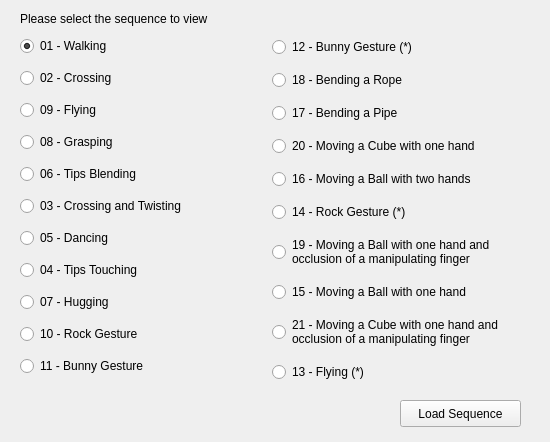
First picture: the form in ui/sequenceselector.ui, repository cvlabbonn/hands_3d_motion_viewer, before the edit.
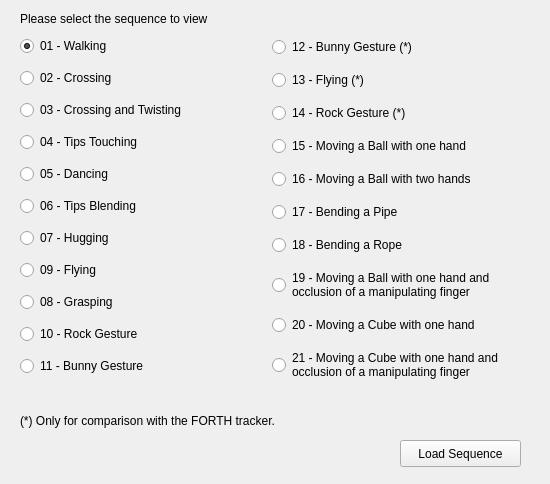
Second picture: the form after the edit.

Commit message: Fix bug in load path button

Diff of the .ui file:
```diff
--- a/ui/sequenceselector.ui
+++ b/ui/sequenceselector.ui
@@ -7,7 +7,7 @@
     <x>0</x>
     <y>0</y>
     <width>550</width>
-    <height>442</height>
+    <height>484</height>
    </rect>
   </property>
   <property name="windowTitle">
@@ -17,7 +17,7 @@
    <property name="geometry">
     <rect>
      <x>400</x>
-     <y>400</y>
+     <y>440</y>
      <width>121</width>
      <height>27</height>
     </rect>
@@ -39,6 +39,22 @@
     <string>Please select the sequence to view</string>
    </property>
   </widget>
+  <widget class="QLabel" name="label_2">
+   <property name="geometry">
+    <rect>
+     <x>20</x>
+     <y>400</y>
+     <width>481</width>
+     <height>41</height>
+    </rect>
+   </property>
+   <property name="text">
+    <string>(*) Only for comparison with the FORTH tracker.</string>
+   </property>
+   <property name="wordWrap">
+    <bool>true</bool>
+   </property>
+  </widget>
   <widget class="QWidget" name="">
    <property name="geometry">
     <rect>
@@ -68,27 +84,6 @@
         </property>
        </widget>
       </item>
-      <item>
-       <widget class="QRadioButton" name="sequenceRadio_09">
-        <property name="text">
-         <string>09 - Flying</string>
-        </property>
-       </widget>
-      </item>
-      <item>
-       <widget class="QRadioButton" name="sequenceRadio_08">
-        <property name="text">
-         <string>08 - Grasping</string>
-        </property>
-       </widget>
-      </item>
-      <item>
-       <widget class="QRadioButton" name="sequenceRadio_06">
-        <property name="text">
-         <string>06 - Tips Blending</string>
-        </property>
-       </widget>
-      </item>
       <item>
        <widget class="QRadioButton" name="sequenceRadio_03">
         <property name="text">
@@ -96,13 +91,6 @@
         </property>
        </widget>
       </item>
-      <item>
-       <widget class="QRadioButton" name="sequenceRadio_05">
-        <property name="text">
-         <string>05 - Dancing</string>
-        </property>
-       </widget>
-      </item>
       <item>
        <widget class="QRadioButton" name="sequenceRadio_04">
         <property name="text">
@@ -110,6 +98,20 @@
         </property>
        </widget>
       </item>
+      <item>
+       <widget class="QRadioButton" name="sequenceRadio_05">
+        <property name="text">
+         <string>05 - Dancing</string>
+        </property>
+       </widget>
+      </item>
+      <item>
+       <widget class="QRadioButton" name="sequenceRadio_06">
+        <property name="text">
+         <string>06 - Tips Blending</string>
+        </property>
+       </widget>
+      </item>
       <item>
        <widget class="QRadioButton" name="sequenceRadio_07">
         <property name="text">
@@ -117,6 +119,20 @@
         </property>
        </widget>
       </item>
+      <item>
+       <widget class="QRadioButton" name="sequenceRadio_09">
+        <property name="text">
+         <string>09 - Flying</string>
+        </property>
+       </widget>
+      </item>
+      <item>
+       <widget class="QRadioButton" name="sequenceRadio_08">
+        <property name="text">
+         <string>08 - Grasping</string>
+        </property>
+       </widget>
+      </item>
       <item>
        <widget class="QRadioButton" name="sequenceRadio_10">
         <property name="text">
@@ -143,30 +159,9 @@
        </widget>
       </item>
       <item>
-       <widget class="QRadioButton" name="sequenceRadio_18">
+       <widget class="QRadioButton" name="sequenceRadio_13">
         <property name="text">
-         <string>18 - Bending a Rope</string>
-        </property>
-       </widget>
-      </item>
-      <item>
-       <widget class="QRadioButton" name="sequenceRadio_17">
-        <property name="text">
-         <string>17 - Bending a Pipe</string>
-        </property>
-       </widget>
-      </item>
-      <item>
-       <widget class="QRadioButton" name="sequenceRadio_20">
-        <property name="text">
-         <string>20 - Moving a Cube with one hand</string>
-        </property>
-       </widget>
-      </item>
-      <item>
-       <widget class="QRadioButton" name="sequenceRadio_16">
-        <property name="text">
-         <string>16 - Moving a Ball with two hands</string>
+         <string>13 - Flying (*)</string>
         </property>
        </widget>
       </item>
@@ -177,14 +172,6 @@
         </property>
        </widget>
       </item>
-      <item>
-       <widget class="QRadioButton" name="sequenceRadio_19">
-        <property name="text">
-         <string>19 - Moving a Ball with one hand and  
-occlusion of a manipulating finger</string>
-        </property>
-       </widget>
-      </item>
       <item>
        <widget class="QRadioButton" name="sequenceRadio_15">
         <property name="text">
@@ -192,6 +179,42 @@
         </property>
        </widget>
       </item>
+      <item>
+       <widget class="QRadioButton" name="sequenceRadio_16">
+        <property name="text">
+         <string>16 - Moving a Ball with two hands</string>
+        </property>
+       </widget>
+      </item>
+      <item>
+       <widget class="QRadioButton" name="sequenceRadio_17">
+        <property name="text">
+         <string>17 - Bending a Pipe</string>
+        </property>
+       </widget>
+      </item>
+      <item>
+       <widget class="QRadioButton" name="sequenceRadio_18">
+        <property name="text">
+         <string>18 - Bending a Rope</string>
+        </property>
+       </widget>
+      </item>
+      <item>
+       <widget class="QRadioButton" name="sequenceRadio_19">
+        <property name="text">
+         <string>19 - Moving a Ball with one hand and  
+occlusion of a manipulating finger</string>
+        </property>
+       </widget>
+      </item>
+      <item>
+       <widget class="QRadioButton" name="sequenceRadio_20">
+        <property name="text">
+         <string>20 - Moving a Cube with one hand</string>
+        </property>
+       </widget>
+      </item>
       <item>
        <widget class="QRadioButton" name="sequenceRadio_21">
         <property name="text">
@@ -200,13 +223,6 @@
         </property>
        </widget>
       </item>
-      <item>
-       <widget class="QRadioButton" name="sequenceRadio_13">
-        <property name="text">
-         <string>13 - Flying (*)</string>
-        </property>
-       </widget>
-      </item>
      </layout>
     </item>
    </layout>
```
The commit also changes 26 other files.
